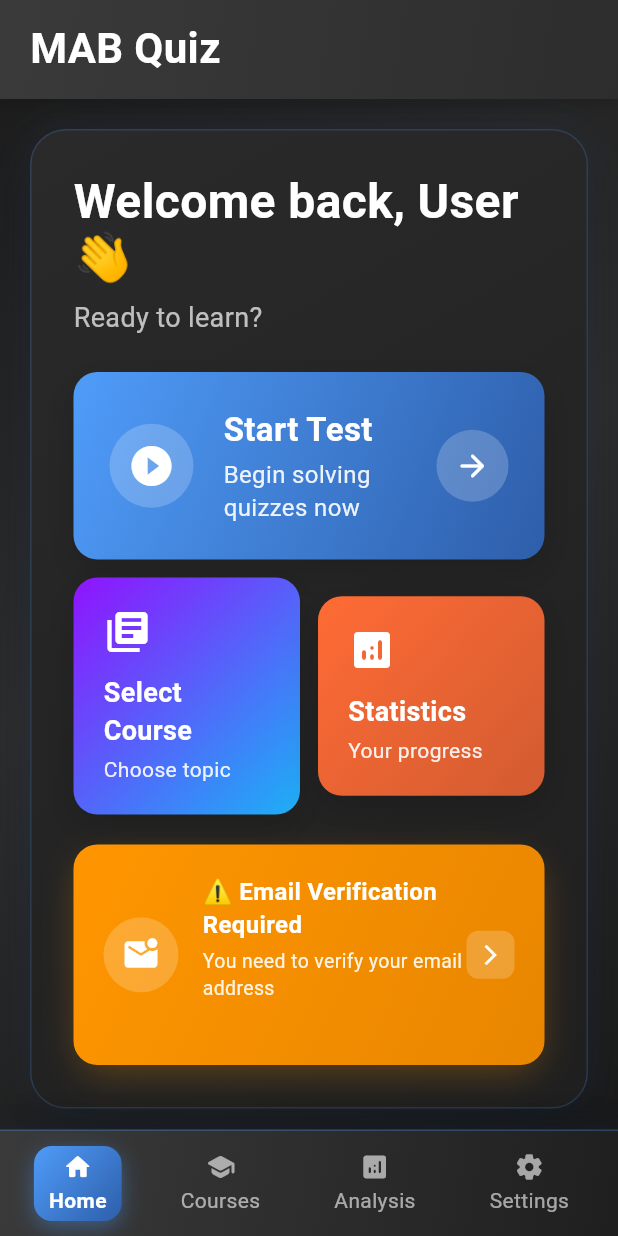
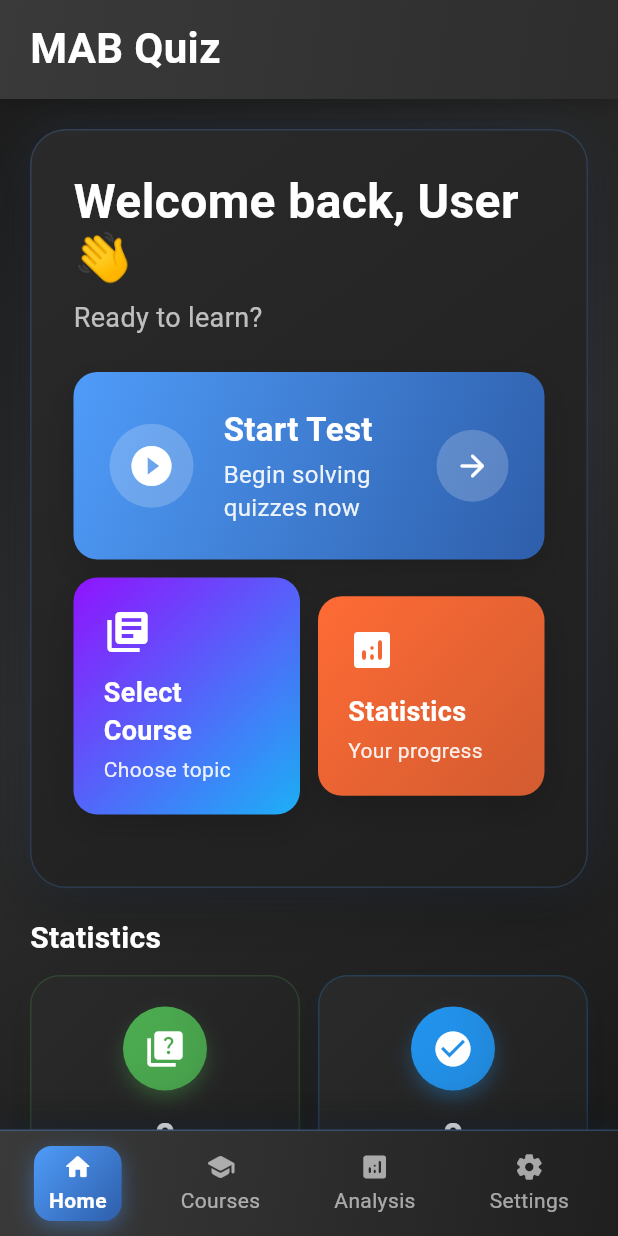
Before and after one commit to foxxafa/mabquiz, a Flutter app: the HomeScreen screen opened by its route, on a phone screen of 412 x 824 dp. Run offline on Flutter 3.47's test engine with Material 3 defaults, Android fonts, the phone set to English and light mode, and no system bars; our stand-ins replace easy_localization, flutter_riverpod, flutter_svg, go_router, shared_preferences, sqflite; accounts and stored records are empty.

Commit message:
home sayfasından email doğrulaması kaldırıldı.

```diff
--- a/lib/src/features/auth/presentation/screens/home_screen.dart
+++ b/lib/src/features/auth/presentation/screens/home_screen.dart
@@ -216,7 +216,8 @@ class _HomeScreenState extends ConsumerState<HomeScreen>
             ],
           ),
           const SizedBox(height: 16),
-          Container(
+          // Email doğrulama bildirimi geçici olarak devre dışı
+          /* Container(
             padding: const EdgeInsets.all(16),
             decoration: BoxDecoration(
               color: AppColors.primaryLight.withValues(alpha: 0.1),
@@ -245,7 +246,7 @@ class _HomeScreenState extends ConsumerState<HomeScreen>
                 ),
               ],
             ),
-          ),
+          ), */
         ],
       ),
     );
--- a/lib/src/features/home/presentation/screens/home_screen.dart
+++ b/lib/src/features/home/presentation/screens/home_screen.dart
@@ -289,8 +289,8 @@ class _HomeScreenState extends ConsumerState<HomeScreen>
 
           const SizedBox(height: 20),
 
-          // Modern hesap durumu kartı
-          Container(
+          // Email doğrulama bildirimi geçici olarak devre dışı
+          /* Container(
             padding: const EdgeInsets.all(20),
             decoration: BoxDecoration(
               gradient: currentUser?.emailVerified == true
@@ -386,7 +386,7 @@ class _HomeScreenState extends ConsumerState<HomeScreen>
                   ),
               ],
             ),
-          ),
+          ), */
         ],
       ),
     );
```
